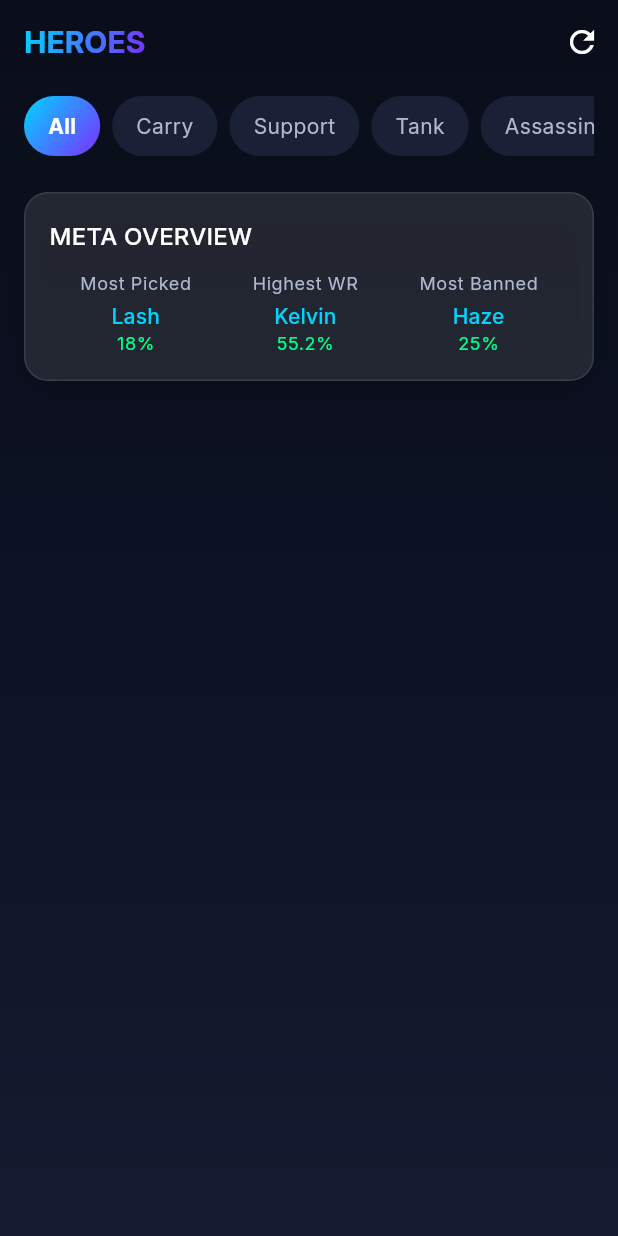
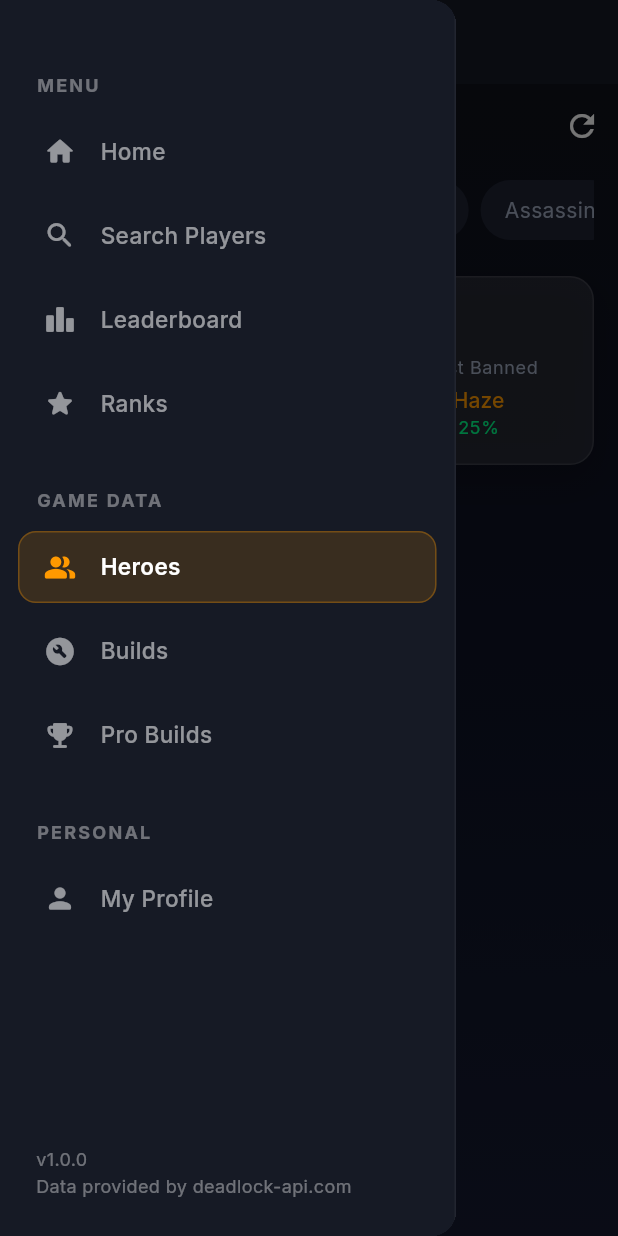
Before and after one commit to bradwbu/pauselock, a Flutter app: the HeroesPage screen opened by its route, with the side drawer open (before the commit the screen has no drawer), on a phone screen of 412 x 824 dp. Run offline on Flutter 3.47's test engine with Material 3 defaults, Android fonts, the phone set to English and light mode, and no system bars; our stand-ins replace flutter_animate, go_router, google_fonts, shared_preferences, shimmer; missing offline and left inert: serverpod; accounts and stored records are empty; network calls fail.

Commit message:
UI Redesign: ShellRoute, Sidebar, Tracklock Theme, ProBuilds, Ranks

```diff
--- a/pauselock-app/lib/main.dart
+++ b/pauselock-app/lib/main.dart
@@ -10,21 +10,38 @@ import 'package:pauselock_app/src/pages/heroes/heroes_page.dart';
 import 'package:pauselock_app/src/pages/heroes/hero_detail_page.dart';
 import 'package:pauselock_app/src/pages/profile/profile_page.dart';
 import 'package:pauselock_app/src/pages/stats/leaderboard_page.dart';
+import 'package:pauselock_app/src/pages/stats/ranks_page.dart';
+import 'package:pauselock_app/src/pages/builds/pro_builds_page.dart';
 import 'package:pauselock_app/src/pages/players/player_search_page.dart';
+import 'package:pauselock_app/src/widgets/main_layout.dart';
 import 'package:pauselock_app/src/services/pauselock_client.dart';
 import 'package:pauselock_app/src/services/local_storage_service.dart';
+
+import 'package:flutter/foundation.dart';
 
 void main() async {
   WidgetsFlutterBinding.ensureInitialized();
 
   await LocalStorageService.initialize();
-  PauselockClient.initialize('http://localhost:8080/');
+
+  String apiUrl = 'http://localhost:8080/';
+  if (kIsWeb) {
+    // When running in browser, assume Nginx proxy /api/ on the same origin
+    final baseUri = Uri.base;
+    if (baseUri.host != 'localhost') {
+      apiUrl = '${baseUri.origin}/api/';
+    }
+  }
+  PauselockClient.initialize(apiUrl);
 
   runApp(const PauselockApp());
 }
 
 final _router = GoRouter(
   initialLocation: '/',
+  routes: [
+    ShellRoute(
+      builder: (context, state, child) => MainLayout(child: child),
       routes: [
         GoRoute(path: '/', builder: (context, state) => const HomePage()),
         GoRoute(path: '/stats', builder: (context, state) => const StatsPage()),
@@ -35,6 +52,8 @@ final _router = GoRouter(
           ),
         ),
         GoRoute(path: '/builds', builder: (context, state) => const BuildsPage()),
+        GoRoute(path: '/probuilds', builder: (context, state) => const ProBuildsPage()),
+        GoRoute(path: '/ranks', builder: (context, state) => const RanksPage()),
         GoRoute(
           path: '/build/:buildId',
           builder: (context, state) => BuildDetailPage(
@@ -65,6 +84,8 @@ final _router = GoRouter(
           ),
         ),
       ],
+    ),
+  ],
 );
 
 class PauselockApp extends StatelessWidget {
--- /dev/null
+++ b/pauselock-app/lib/src/pages/builds/pro_builds_page.dart
@@ -0,0 +1,32 @@
+import 'package:flutter/material.dart';
+import 'package:pauselock_app/src/theme/app_theme.dart';
+import 'package:pauselock_app/src/widgets/common_widgets.dart';
+
+class ProBuildsPage extends StatelessWidget {
+  const ProBuildsPage({super.key});
+
+  @override
+  Widget build(BuildContext context) {
+    return Scaffold(
+      appBar: AppBar(title: const Text('Pro Builds')),
+      body: Center(
+        child: Column(
+          mainAxisAlignment: MainAxisAlignment.center,
+          children: [
+            Icon(Icons.emoji_events, size: 80, color: AppTheme.accentColor),
+            const SizedBox(height: 16),
+            Text(
+              'Pro Builds coming soon',
+              style: Theme.of(context).textTheme.headlineMedium,
+            ),
+            const SizedBox(height: 8),
+            Text(
+              'We are gathering the best builds from high MMR players.',
+              style: Theme.of(context).textTheme.bodyLarge?.copyWith(color: Colors.white54),
+            ),
+          ],
+        ),
+      ),
+    );
+  }
+}
--- /dev/null
+++ b/pauselock-app/lib/src/pages/stats/ranks_page.dart
@@ -0,0 +1,32 @@
+import 'package:flutter/material.dart';
+import 'package:pauselock_app/src/theme/app_theme.dart';
+import 'package:pauselock_app/src/widgets/common_widgets.dart';
+
+class RanksPage extends StatelessWidget {
+  const RanksPage({super.key});
+
+  @override
+  Widget build(BuildContext context) {
+    return Scaffold(
+      appBar: AppBar(title: const Text('MMR Ranks')),
+      body: Center(
+        child: Column(
+          mainAxisAlignment: MainAxisAlignment.center,
+          children: [
+            Icon(Icons.star, size: 80, color: AppTheme.primaryColor),
+            const SizedBox(height: 16),
+            Text(
+              'Ranks coming soon',
+              style: Theme.of(context).textTheme.headlineMedium,
+            ),
+            const SizedBox(height: 8),
+            Text(
+              'We are currently tracking MMR distribution data.',
+              style: Theme.of(context).textTheme.bodyLarge?.copyWith(color: Colors.white54),
+            ),
+          ],
+        ),
+      ),
+    );
+  }
+}
--- a/pauselock-app/lib/src/services/pauselock_client.dart
+++ b/pauselock-app/lib/src/services/pauselock_client.dart
@@ -69,10 +69,11 @@ class PauselockClient {
   static Future<dynamic> _getJson(String path,
       [Map<String, String>? query]) async {
     try {
-      final uri = _serverUri.replace(
-        path: path.startsWith('/') ? path.substring(1) : path,
-        queryParameters: query?.isEmpty ?? true ? null : query,
-      );
+      final cleanPath = path.startsWith('/') ? path.substring(1) : path;
+      var uri = _serverUri.resolve(cleanPath);
+      if (query != null && query.isNotEmpty) {
+        uri = uri.replace(queryParameters: query);
+      }
       final response =
           await http.get(uri, headers: {'Accept': 'application/json'});
       if (response.statusCode < 200 || response.statusCode >= 300) {
--- a/pauselock-app/lib/src/theme/app_theme.dart
+++ b/pauselock-app/lib/src/theme/app_theme.dart
@@ -2,17 +2,17 @@ import 'package:flutter/material.dart';
 import 'package:google_fonts/google_fonts.dart';
 
 class AppTheme {
-  static const Color primaryColor = Color(0xFF00D4FF);
+  static const Color primaryColor = Color(0xFFFF9900); // Tracklock orange
   static const Color secondaryColor = Color(0xFF7B2FFF);
-  static const Color accentColor = Color(0xFFFF2D95);
-  static const Color backgroundColor = Color(0xFF0A0E1A);
-  static const Color surfaceColor = Color(0xFF121829);
-  static const Color surfaceColorLight = Color(0xFF1A2035);
+  static const Color accentColor = Color(0xFF00D4FF);
+  static const Color backgroundColor = Color(0xFF0F111A); // Deep Charcoal
+  static const Color surfaceColor = Color(0xFF161A25); // Slightly lighter
+  static const Color surfaceColorLight = Color(0xFF1E2333);
   static const Color glassColor = Color(0x1AFFFFFF);
   static const Color textPrimary = Color(0xFFFFFFFF);
-  static const Color textSecondary = Color(0xFFB0B8D1);
+  static const Color textSecondary = Color(0xFFA0AABF);
   static const Color successColor = Color(0xFF00FF88);
-  static const Color warningColor = Color(0xFFFFAA00);
+  static const Color warningColor = Color(0xFFFFB300);
   static const Color errorColor = Color(0xFFFF4455);
 
   static LinearGradient get primaryGradient => const LinearGradient(
--- /dev/null
+++ b/pauselock-app/lib/src/widgets/main_layout.dart
@@ -0,0 +1,195 @@
+import 'package:flutter/material.dart';
+import 'package:go_router/go_router.dart';
+import 'package:pauselock_app/src/theme/app_theme.dart';
+
+class MainLayout extends StatelessWidget {
+  final Widget child;
+
+  const MainLayout({super.key, required this.child});
+
+  @override
+  Widget build(BuildContext context) {
+    final bool isDesktop = MediaQuery.of(context).size.width >= 900;
+
+    if (isDesktop) {
+      return Scaffold(
+        body: Row(
+          children: [
+            _buildSidebar(context),
+            Expanded(
+              child: ClipRRect(
+                child: child,
+              ),
+            ),
+          ],
+        ),
+      );
+    } else {
+      return Scaffold(
+        appBar: AppBar(
+          title: Text(
+            'PAUSELOCK',
+            style: TextStyle(
+              color: AppTheme.primaryColor,
+              fontWeight: FontWeight.w900,
+              letterSpacing: 1.5,
+            ),
+          ),
+          centerTitle: true,
+          backgroundColor: AppTheme.surfaceColor,
+        ),
+        drawer: Drawer(
+          backgroundColor: AppTheme.backgroundColor,
+          child: _buildSidebar(context, isMobile: true),
+        ),
+        body: child,
+      );
+    }
+  }
+
+  Widget _buildSidebar(BuildContext context, {bool isMobile = false}) {
+    return Container(
+      width: isMobile ? double.infinity : 260,
+      decoration: BoxDecoration(
+        color: AppTheme.surfaceColor,
+        border: Border(
+          right: BorderSide(
+            color: Colors.white.withValues(alpha: 0.05),
+            width: 1,
+          ),
+        ),
+      ),
+      child: Column(
+        crossAxisAlignment: CrossAxisAlignment.start,
+        children: [
+          if (!isMobile)
+            Padding(
+              padding: const EdgeInsets.fromLTRB(24, 40, 24, 40),
+              child: Row(
+                children: [
+                  Icon(Icons.pause_circle_filled, color: AppTheme.primaryColor, size: 32),
+                  const SizedBox(width: 12),
+                  Text(
+                    'PAUSELOCK',
+                    style: TextStyle(
+                      color: Colors.white,
+                      fontSize: 22,
+                      fontWeight: FontWeight.w900,
+                      letterSpacing: 1.2,
+                    ),
+                  ),
+                ],
+              ),
+            ),
+          if (isMobile) const SizedBox(height: 40),
+
+          _SectionHeader(title: 'MENU'),
+          _NavItem(icon: Icons.home_rounded, label: 'Home', route: '/', currentPath: GoRouterState.of(context).uri.path),
+          _NavItem(icon: Icons.search_rounded, label: 'Search Players', route: '/search', currentPath: GoRouterState.of(context).uri.path),
+          _NavItem(icon: Icons.leaderboard_rounded, label: 'Leaderboard', route: '/leaderboard', currentPath: GoRouterState.of(context).uri.path),
+          _NavItem(icon: Icons.star_rounded, label: 'Ranks', route: '/ranks', currentPath: GoRouterState.of(context).uri.path),
+
+          const SizedBox(height: 20),
+          _SectionHeader(title: 'GAME DATA'),
+          _NavItem(icon: Icons.people_alt_rounded, label: 'Heroes', route: '/heroes', currentPath: GoRouterState.of(context).uri.path),
+          _NavItem(icon: Icons.build_circle_rounded, label: 'Builds', route: '/builds', currentPath: GoRouterState.of(context).uri.path),
+          _NavItem(icon: Icons.emoji_events_rounded, label: 'Pro Builds', route: '/probuilds', currentPath: GoRouterState.of(context).uri.path),
+
+          const SizedBox(height: 20),
+          _SectionHeader(title: 'PERSONAL'),
+          _NavItem(icon: Icons.person_rounded, label: 'My Profile', route: '/profile', currentPath: GoRouterState.of(context).uri.path),
+
+          const Spacer(),
+          Padding(
+            padding: const EdgeInsets.all(24.0),
+            child: Text(
+              'v1.0.0\nData provided by deadlock-api.com',
+              style: TextStyle(color: Colors.white38, fontSize: 12, height: 1.5),
+            ),
+          )
+        ],
+      ),
+    );
+  }
+}
+
+class _SectionHeader extends StatelessWidget {
+  final String title;
+  const _SectionHeader({required this.title});
+
+  @override
+  Widget build(BuildContext context) {
+    return Padding(
+      padding: const EdgeInsets.only(left: 24, bottom: 8, top: 8),
+      child: Text(
+        title,
+        style: const TextStyle(
+          color: Colors.white38,
+          fontSize: 12,
+          fontWeight: FontWeight.bold,
+          letterSpacing: 1.5,
+        ),
+      ),
+    );
+  }
+}
+
+class _NavItem extends StatelessWidget {
+  final IconData icon;
+  final String label;
+  final String route;
+  final String currentPath;
+
+  const _NavItem({
+    required this.icon,
+    required this.label,
+    required this.route,
+    required this.currentPath,
+  });
+
+  @override
+  Widget build(BuildContext context) {
+    final bool isSelected = currentPath == route || (route != '/' && currentPath.startsWith(route));
+
+    return Padding(
+      padding: const EdgeInsets.symmetric(horizontal: 12, vertical: 4),
+      child: InkWell(
+        onTap: () {
+          context.go(route);
+          if (Scaffold.maybeOf(context)?.hasDrawer ?? false) {
+            Navigator.pop(context); // Close drawer on mobile
+          }
+        },
+        borderRadius: BorderRadius.circular(12),
+        child: Container(
+          decoration: BoxDecoration(
+            borderRadius: BorderRadius.circular(12),
+            color: isSelected ? AppTheme.primaryColor.withValues(alpha: 0.15) : Colors.transparent,
+            border: Border.all(
+              color: isSelected ? AppTheme.primaryColor.withValues(alpha: 0.3) : Colors.transparent,
+            ),
+          ),
+          padding: const EdgeInsets.symmetric(horizontal: 16, vertical: 12),
+          child: Row(
+            children: [
+              Icon(
+                icon,
+                color: isSelected ? AppTheme.primaryColor : Colors.white54,
+                size: 22,
+              ),
+              const SizedBox(width: 16),
+              Text(
+                label,
+                style: TextStyle(
+                  color: isSelected ? Colors.white : Colors.white54,
+                  fontWeight: isSelected ? FontWeight.w600 : FontWeight.w500,
+                  fontSize: 15,
+                ),
+              ),
+            ],
+          ),
+        ),
+      ),
+    );
+  }
+}
```
Also changed, not shown: pauselock-server/pubspec.lock. Lines whose indentation alone changed are shown as unchanged.
